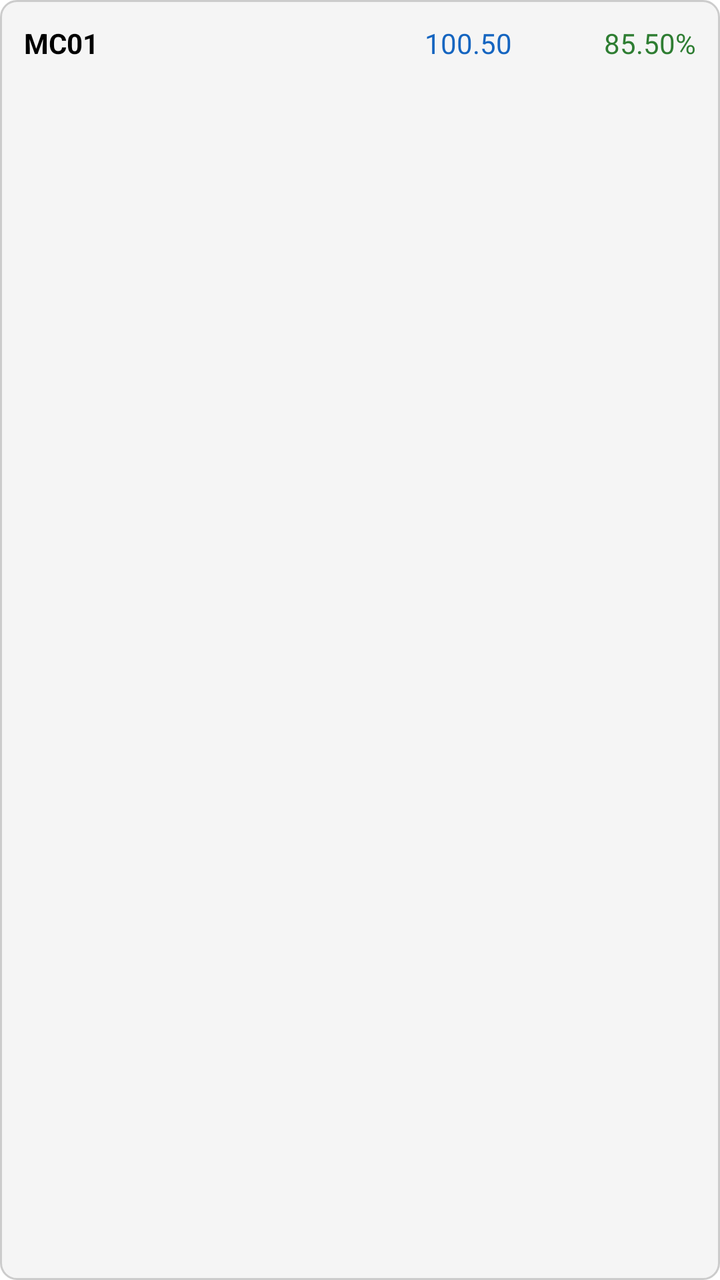
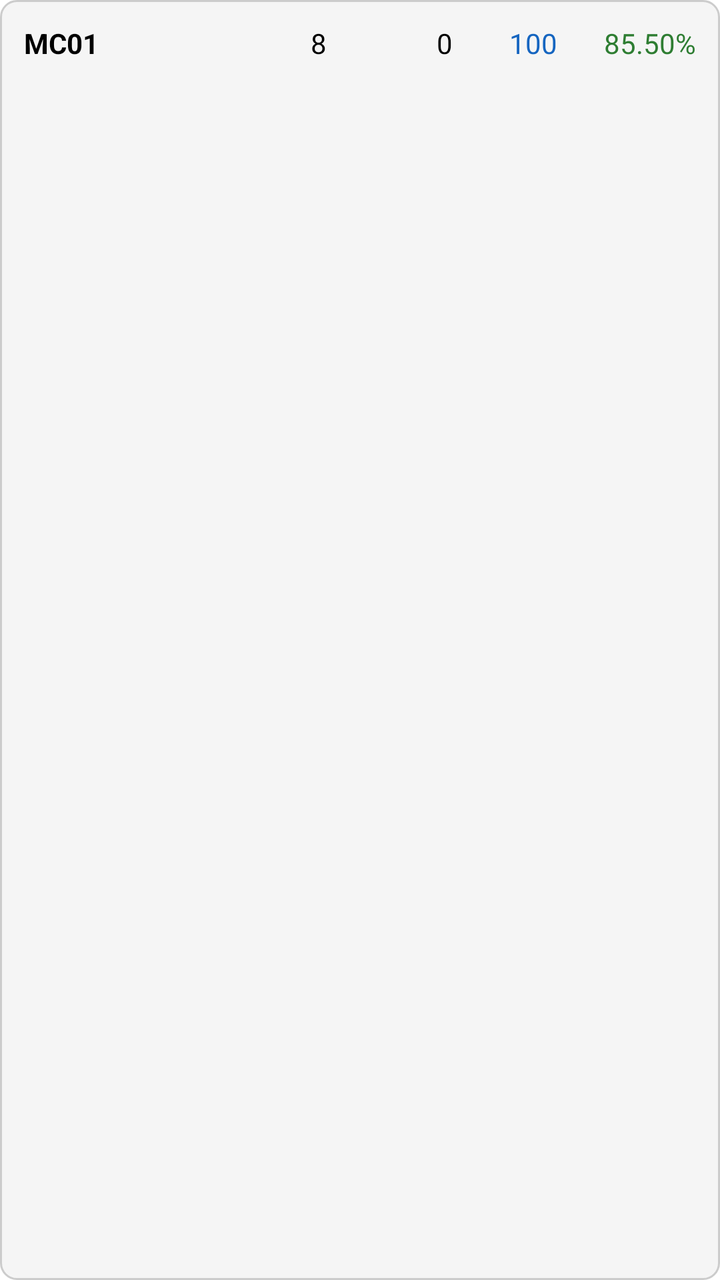

The first picture is an Android layout as it rendered before a commit; the second is the same layout after the commit. The layout source and the unified diff follow.
<!-- AndroidManifest.xml: application theme Theme.MyHrms -->
<!-- res/layout/item_drawing_summary.xml -->
<?xml version="1.0" encoding="utf-8"?>
<LinearLayout xmlns:android="http://schemas.android.com/apk/res/android"
    android:layout_width="match_parent"
    android:layout_height="wrap_content"
    android:orientation="horizontal"
    android:padding="12dp"
    android:background="@drawable/bg_input_rounded_light"
    android:layout_marginBottom="8dp">

    <TextView
        android:id="@+id/tvMcName"
        android:layout_width="0dp"
        android:layout_height="wrap_content"
        android:layout_weight="2"
        android:text="MC01"
        android:textColor="#000000"
        android:textSize="14sp"
        android:textStyle="bold" />

    <TextView
        android:id="@+id/tvUnit"
        android:layout_width="0dp"
        android:layout_height="wrap_content"
        android:layout_weight="1"
        android:text="100.50"
        android:textColor="#1565C0"
        android:textSize="14sp"
        android:gravity="end"
        android:paddingEnd="8dp"
        android:paddingStart="8dp" />

    <TextView
        android:id="@+id/tvEff"
        android:layout_width="0dp"
        android:layout_height="wrap_content"
        android:layout_weight="1"
        android:text="85.50%"
        android:textColor="#2E7D32"
        android:textSize="14sp"
        android:gravity="end"
        android:paddingEnd="0dp"
        android:paddingStart="8dp" />

</LinearLayout>
<!-- resources referenced by this layout -->
<resources>
  <!-- drawable bg_input_rounded_light (drawable) -->
  <?xml version="1.0" encoding="utf-8"?>
  <shape xmlns:android="http://schemas.android.com/apk/res/android"
      android:shape="rectangle">
      <solid android:color="#F5F5F5" />
      <corners android:radius="8dp" />
      <stroke
          android:width="1dp"
          android:color="#CCCCCC" />
  </shape>
  <style name="Theme.MyHrms" parent="Theme.MaterialComponents.DayNight.NoActionBar">
          
          <item name="colorPrimary">@color/toolbar_dark_blue</item>
          <item name="colorPrimaryVariant">@color/toolbar_dark_blue</item>
          <item name="colorOnPrimary">@color/white</item>
          
          <item name="colorSecondary">@color/teal_200</item>
          <item name="colorSecondaryVariant">@color/teal_700</item>
          <item name="colorOnSecondary">@color/black</item>
          
          <item name="android:statusBarColor">@color/toolbar_dark_blue</item>
          
      </style>
  <color name="toolbar_dark_blue">#1B4332</color>
  <color name="white">#FFFFFFFF</color>
  <color name="teal_200">#FF03DAC5</color>
  <color name="teal_700">#FF018786</color>
  <color name="black">#FF000000</color>
</resources>

<!-- the commit's change to res/layout/item_drawing_summary.xml (unified diff, before → after) -->
@@ -11,34 +11,58 @@
         android:id="@+id/tvMcName"
         android:layout_width="0dp"
         android:layout_height="wrap_content"
-        android:layout_weight="2"
+        android:layout_weight="1.8"
         android:text="MC01"
         android:textColor="#000000"
         android:textSize="14sp"
         android:textStyle="bold" />
 
     <TextView
+        android:id="@+id/tvHours"
+        android:layout_width="0dp"
+        android:layout_height="wrap_content"
+        android:layout_weight="1.2"
+        android:text="8"
+        android:textColor="#000000"
+        android:textSize="14sp"
+        android:gravity="end"
+        android:paddingEnd="6dp"
+        android:paddingStart="4dp" />
+
+    <TextView
+        android:id="@+id/tvConst"
+        android:layout_width="0dp"
+        android:layout_height="wrap_content"
+        android:layout_weight="1.2"
+        android:text="0"
+        android:textColor="#000000"
+        android:textSize="14sp"
+        android:gravity="end"
+        android:paddingEnd="6dp"
+        android:paddingStart="4dp" />
+
+    <TextView
         android:id="@+id/tvUnit"
         android:layout_width="0dp"
         android:layout_height="wrap_content"
         android:layout_weight="1"
-        android:text="100.50"
+        android:text="100"
         android:textColor="#1565C0"
         android:textSize="14sp"
         android:gravity="end"
-        android:paddingEnd="8dp"
-        android:paddingStart="8dp" />
+        android:paddingEnd="6dp"
+        android:paddingStart="4dp" />
 
     <TextView
         android:id="@+id/tvEff"
         android:layout_width="0dp"
         android:layout_height="wrap_content"
-        android:layout_weight="1"
+        android:layout_weight="1.2"
         android:text="85.50%"
         android:textColor="#2E7D32"
         android:textSize="14sp"
         android:gravity="end"
         android:paddingEnd="0dp"
-        android:paddingStart="8dp" />
+        android:paddingStart="4dp" />
 
 </LinearLayout>
